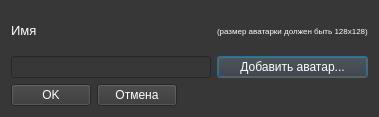
Old version of the form ui/dialogs/user_registration.ui in the repository Protocs/OkayMoney.
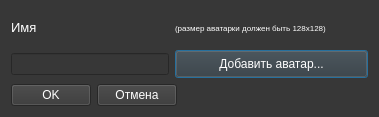
New version of the form.

Commit message: Запретил менять размер диалогового окна user_registration.ui

Patch:
```diff
--- a/ui/dialogs/user_registration.ui
+++ b/ui/dialogs/user_registration.ui
@@ -13,6 +13,18 @@
     <height>117</height>
    </rect>
   </property>
+  <property name="minimumSize">
+   <size>
+    <width>379</width>
+    <height>117</height>
+   </size>
+  </property>
+  <property name="maximumSize">
+   <size>
+    <width>379</width>
+    <height>117</height>
+   </size>
+  </property>
   <property name="windowTitle">
    <string>Новый пользователь</string>
   </property>
@@ -43,6 +55,18 @@
      </item>
      <item row="1" column="1">
       <widget class="QPushButton" name="add_avatar_btn">
+       <property name="minimumSize">
+        <size>
+         <width>193</width>
+         <height>28</height>
+        </size>
+       </property>
+       <property name="maximumSize">
+        <size>
+         <width>193</width>
+         <height>28</height>
+        </size>
+       </property>
        <property name="text">
         <string>Добавить аватар...</string>
        </property>
```
